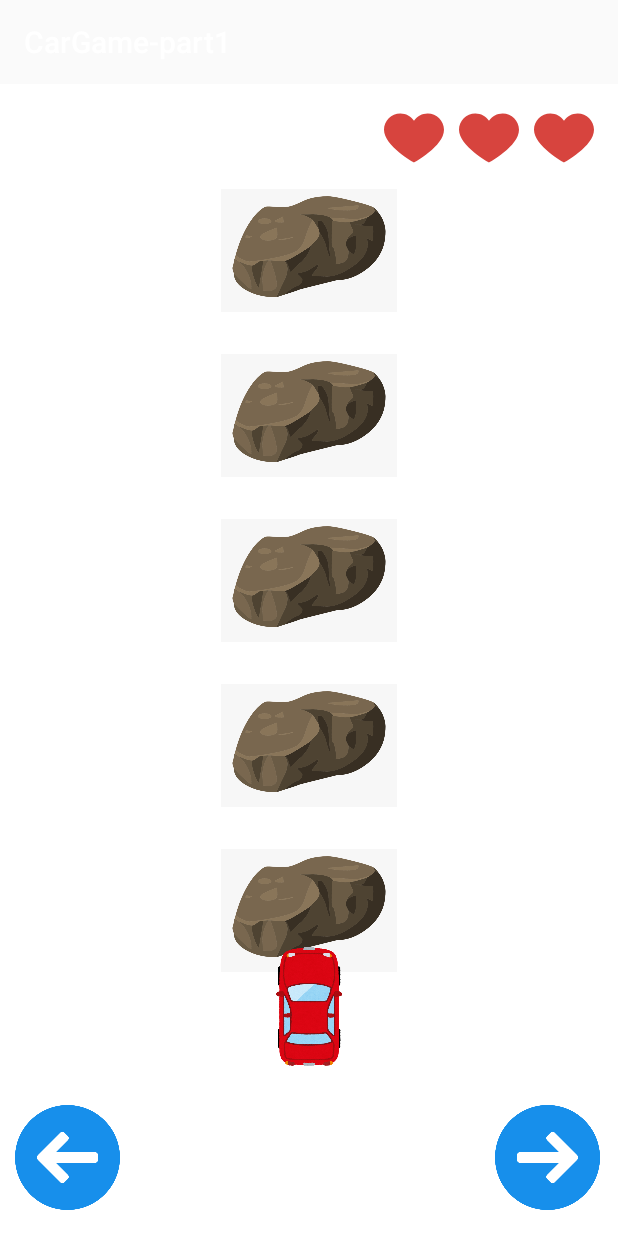
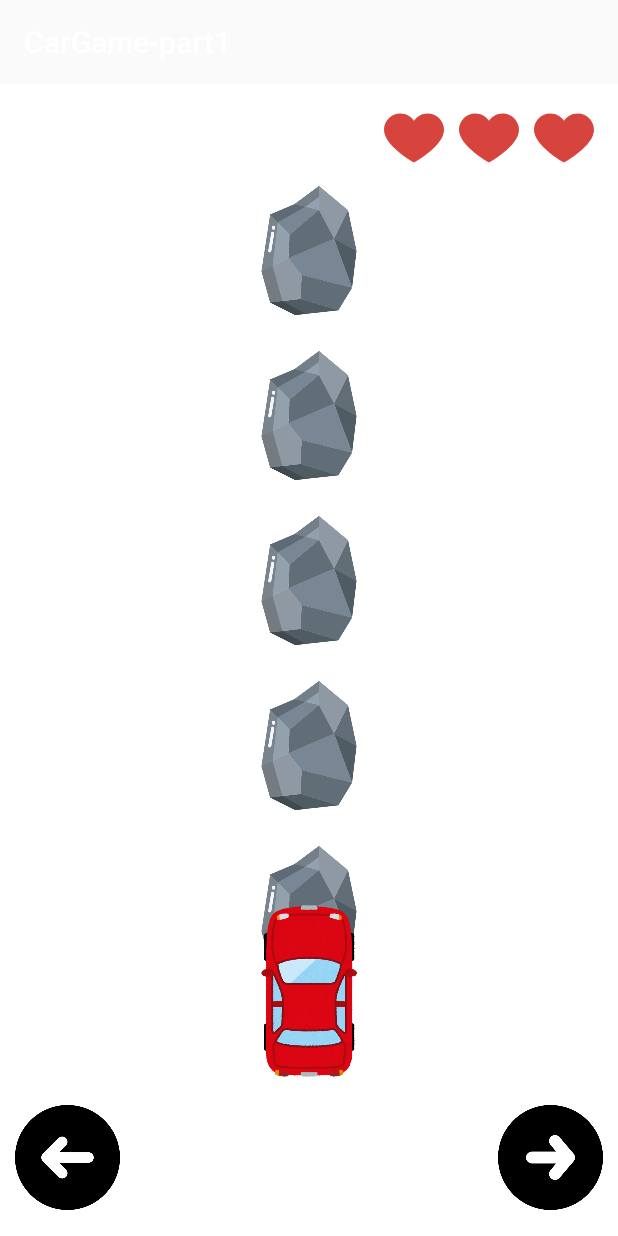
Before and after one commit to hadargreen1/CarGame-part1, an Android app: the screen it shows after launch (MainActivity), on a phone screen of 412 x 824 dp. Run offline under Robolectric (Android 15) with nearby library versions, the phone set to English and light mode, and no system bars.

Commit message:
3rd update

```diff
--- a/app/src/main/java/com/example/cargame_part1/MainActivity.java
+++ b/app/src/main/java/com/example/cargame_part1/MainActivity.java
@@ -5,7 +5,6 @@ import android.os.Bundle;
 import android.os.Handler;
 import android.os.VibrationEffect;
 import android.os.Vibrator;
-import android.util.Log;
 import android.view.View;
 import android.widget.ImageButton;
 import android.widget.Toast;
@@ -14,15 +13,9 @@ import androidx.appcompat.app.AppCompatActivity;
 
 import com.google.android.material.imageview.ShapeableImageView;
 
-import java.util.Random;
-
 public class MainActivity extends AppCompatActivity {
 
-    private static final String TAG = "MainActivity";
-
-    private ShapeableImageView[][] gameMat;
     private ImageButton[] movementButtonGlob; // buttons for right and left
-    private ShapeableImageView main_IMG_background;
     private ShapeableImageView[] main_IMG_hearts; // life in the game
     private ShapeableImageView[][] main_IMG_obstacles; // falling tests
     private ShapeableImageView[] main_IMG_student; // player images
@@ -31,33 +24,27 @@ public class MainActivity extends AppCompatActivity {
     private static final long vibrateTime = 1000;
     final Handler handler = new Handler();
 
-    private Random rm;
     GameManager gameManager;
-    private int[] testsIndex;
 
     @Override
     protected void onCreate(Bundle savedInstanceState) {
         super.onCreate(savedInstanceState);
         setContentView(R.layout.activity_main);
-        Log.d(TAG, "onCreate: Activity Created");
 
         findView();
         gameManager = new GameManager();
         playerMove();
         timer();
-        testsIndex = new int[gameManager.getROWS()];
     }
 
     private void findView() {
-        main_IMG_background = findViewById(R.id.board_IMG_background);
-        Log.d(TAG, "findView: Background ImageView found");
+        findViewById(R.id.board_IMG_background);
 
         // hearts
         main_IMG_hearts = new ShapeableImageView[]{
                 findViewById(R.id.main_IMG_heart1),
                 findViewById(R.id.main_IMG_heart2),
                 findViewById(R.id.main_IMG_heart3)};
-        Log.d(TAG, "findView: Heart ImageViews found");
 
         // the falling tests
         main_IMG_obstacles = new ShapeableImageView[][]{
@@ -81,20 +68,17 @@ public class MainActivity extends AppCompatActivity {
                         findViewById(R.id.main_IMG_test2),
                         findViewById(R.id.main_IMG_test3)}
         };
-        Log.d(TAG, "findView: Obstacle ImageViews found");
 
         // buttons
         movementButtonGlob = new ImageButton[]{
                 findViewById(R.id.main_FBTN_left),
                 findViewById(R.id.main_FBTN_right)};
-        Log.d(TAG, "findView: Movement buttons found");
 
         // student image
         main_IMG_student = new ShapeableImageView[]{
                 findViewById(R.id.car_1st_lane),
                 findViewById(R.id.car_2nd_lane),
                 findViewById(R.id.car_3rd_lane)};
-        Log.d(TAG, "findView: car ImageViews found");
     }
 
     Runnable rna = new Runnable() {
@@ -106,10 +90,8 @@ public class MainActivity extends AppCompatActivity {
 
     // refreshes
     private void refreshUI() {
-        Log.d(TAG, "refreshUI: UI refresh started");
         gameManager.refresh();
         if (gameManager.hit) {
-            Log.d(TAG, "refreshUI: Player got hit");
             heartsStatus();
             vibrate();
             Toast.makeText(this, "You got hit!", Toast.LENGTH_SHORT).show();
@@ -119,7 +101,6 @@ public class MainActivity extends AppCompatActivity {
     }
 
     private void refreshObstacle() {
-        Log.d(TAG, "refreshObstacle: Refreshing obstacles");
         for (int i = 0; i < gameManager.getROWS(); i++) {
             for (int j = 0; j < gameManager.getCOLS(); j++) {
                 if (gameManager.activeGame(i, j))
@@ -138,13 +119,11 @@ public class MainActivity extends AppCompatActivity {
             else
                 main_IMG_hearts[i].setVisibility(View.INVISIBLE);
         }
-        Log.d(TAG, "heartsStatus: Hearts status updated");
     }
 
     public void playerMove() {
         // left move
         movementButtonGlob[0].setOnClickListener(view0 -> {
-            Log.d(TAG, "playerMove: Left button clicked");
             if (main_IMG_student[1].isShown()) {
                 main_IMG_student[0].setVisibility(View.VISIBLE);
                 main_IMG_student[1].setVisibility(View.INVISIBLE);
@@ -159,7 +138,6 @@ public class MainActivity extends AppCompatActivity {
         });
         // right move
         movementButtonGlob[1].setOnClickListener(view1 -> {
-            Log.d(TAG, "playerMove: Right button clicked");
             if (main_IMG_student[0].isShown()) {
                 main_IMG_student[0].setVisibility(View.INVISIBLE);
                 main_IMG_student[1].setVisibility(View.VISIBLE);
@@ -176,17 +154,10 @@ public class MainActivity extends AppCompatActivity {
 
     private void timer() {
         handler.postDelayed(rna, DELAY);
-        Log.d(TAG, "timer: Timer started");
-    }
-
-    private void timerStop() {
-        handler.removeCallbacks(rna);
-        Log.d(TAG, "timerStop: Timer stopped");
     }
 
     private void vibrate() {
         Vibrator v = (Vibrator) getSystemService(Context.VIBRATOR_SERVICE);
         v.vibrate(VibrationEffect.createOneShot(vibrateTime, VibrationEffect.DEFAULT_AMPLITUDE));
-        Log.d(TAG, "vibrate: Vibration triggered");
     }
 }
--- a/app/src/main/res/layout/activity_main.xml
+++ b/app/src/main/res/layout/activity_main.xml
@@ -1,4 +1,3 @@
-<?xml version="1.0" encoding="utf-8"?>
 <RelativeLayout xmlns:android="http://schemas.android.com/apk/res/android"
     xmlns:app="http://schemas.android.com/apk/res-auto"
     xmlns:tools="http://schemas.android.com/tools"
@@ -8,11 +7,10 @@
     tools:context="MainActivity">
 
     <com.google.android.material.imageview.ShapeableImageView
-       android:id="@+id/board_IMG_background"
+        android:id="@+id/board_IMG_background"
         android:layout_width="match_parent"
         android:layout_height="match_parent"
         android:scaleType="fitCenter" />
-
 
     <LinearLayout
         android:layout_width="match_parent"
@@ -23,7 +21,6 @@
         android:layout_marginTop="3dp"
         android:orientation="vertical"
         android:weightSum="6"/>
-
 
     <GridLayout
         android:id="@+id/game_layout"
@@ -44,7 +41,7 @@
             android:layout_columnWeight="1"
             android:layout_margin="10dp"
             android:visibility="invisible"
-            app:srcCompat="@drawable/boulder_obstacle" />
+            app:srcCompat="@drawable/stone" />
 
         <com.google.android.material.imageview.ShapeableImageView
             android:id="@+id/main_IMG_test2"
@@ -55,7 +52,7 @@
             android:layout_columnWeight="1"
             android:layout_margin="10dp"
             android:visibility="invisible"
-            app:srcCompat="@drawable/boulder_obstacle" />
+            app:srcCompat="@drawable/stone" />
 
         <com.google.android.material.imageview.ShapeableImageView
             android:id="@+id/main_IMG_test3"
@@ -66,7 +63,7 @@
             android:layout_columnWeight="1"
             android:layout_margin="10dp"
             android:visibility="invisible"
-            app:srcCompat="@drawable/boulder_obstacle" />
+            app:srcCompat="@drawable/stone" />
 
         <com.google.android.material.imageview.ShapeableImageView
             android:id="@+id/main_IMG_test4"
@@ -77,7 +74,7 @@
             android:layout_columnWeight="1"
             android:layout_margin="10dp"
             android:visibility="invisible"
-            app:srcCompat="@drawable/boulder_obstacle" />
+            app:srcCompat="@drawable/stone" />
 
         <com.google.android.material.imageview.ShapeableImageView
             android:id="@+id/main_IMG_test5"
@@ -88,7 +85,7 @@
             android:layout_columnWeight="1"
             android:layout_margin="10dp"
             android:visibility="invisible"
-            app:srcCompat="@drawable/boulder_obstacle" />
+            app:srcCompat="@drawable/stone" />
 
         <com.google.android.material.imageview.ShapeableImageView
             android:id="@+id/main_IMG_test6"
@@ -99,7 +96,7 @@
             android:layout_columnWeight="1"
             android:layout_margin="10dp"
             android:visibility="invisible"
-            app:srcCompat="@drawable/boulder_obstacle" />
+            app:srcCompat="@drawable/stone" />
 
         <com.google.android.material.imageview.ShapeableImageView
             android:id="@+id/main_IMG_test7"
@@ -110,7 +107,7 @@
             android:layout_columnWeight="1"
             android:layout_margin="10dp"
             android:visibility="invisible"
-            app:srcCompat="@drawable/boulder_obstacle" />
+            app:srcCompat="@drawable/stone" />
 
         <com.google.android.material.imageview.ShapeableImageView
             android:id="@+id/main_IMG_test8"
@@ -121,7 +118,7 @@
             android:layout_columnWeight="1"
             android:layout_margin="10dp"
             android:visibility="invisible"
-            app:srcCompat="@drawable/boulder_obstacle" />
+            app:srcCompat="@drawable/stone" />
 
         <com.google.android.material.imageview.ShapeableImageView
             android:id="@+id/main_IMG_test9"
@@ -132,7 +129,7 @@
             android:layout_columnWeight="1"
             android:layout_margin="10dp"
             android:visibility="invisible"
-            app:srcCompat="@drawable/boulder_obstacle" />
+            app:srcCompat="@drawable/stone" />
 
         <com.google.android.material.imageview.ShapeableImageView
             android:id="@+id/main_IMG_test10"
@@ -143,7 +140,7 @@
             android:layout_columnWeight="1"
             android:layout_margin="10dp"
             android:visibility="invisible"
-            app:srcCompat="@drawable/boulder_obstacle" />
+            app:srcCompat="@drawable/stone" />
 
         <com.google.android.material.imageview.ShapeableImageView
             android:id="@+id/main_IMG_test11"
@@ -154,7 +151,7 @@
             android:layout_columnWeight="1"
             android:layout_margin="10dp"
             android:visibility="invisible"
-            app:srcCompat="@drawable/boulder_obstacle" />
+            app:srcCompat="@drawable/stone" />
 
         <com.google.android.material.imageview.ShapeableImageView
             android:id="@+id/main_IMG_test12"
@@ -165,7 +162,7 @@
             android:layout_columnWeight="1"
             android:layout_margin="10dp"
             android:visibility="invisible"
-            app:srcCompat="@drawable/boulder_obstacle" />
+            app:srcCompat="@drawable/stone" />
 
         <com.google.android.material.imageview.ShapeableImageView
             android:id="@+id/main_IMG_test13"
@@ -176,7 +173,7 @@
             android:layout_columnWeight="1"
             android:layout_margin="10dp"
             android:visibility="invisible"
-            app:srcCompat="@drawable/boulder_obstacle" />
+            app:srcCompat="@drawable/stone" />
 
         <com.google.android.material.imageview.ShapeableImageView
             android:id="@+id/main_IMG_test14"
@@ -187,7 +184,7 @@
             android:layout_columnWeight="1"
             android:layout_margin="10dp"
             android:visibility="invisible"
-            app:srcCompat="@drawable/boulder_obstacle" />
+            app:srcCompat="@drawable/stone" />
 
         <com.google.android.material.imageview.ShapeableImageView
             android:id="@+id/main_IMG_test15"
@@ -198,21 +195,21 @@
             android:layout_columnWeight="1"
             android:layout_margin="10dp"
             android:visibility="invisible"
-            app:srcCompat="@drawable/boulder_obstacle" />
+            app:srcCompat="@drawable/stone" />
     </GridLayout>
 
     <LinearLayout
         android:id="@+id/student_layout"
         android:layout_width="match_parent"
-        android:layout_height="120dp"
+        android:layout_height="150dp"
         android:layout_above="@+id/btm_Layout"
         android:layout_marginHorizontal="10dp"
         android:orientation="horizontal">
 
         <com.google.android.material.imageview.ShapeableImageView
             android:id="@+id/car_1st_lane"
-            android:layout_width="90dp"
-            android:layout_height="90dp"
+            android:layout_width="150dp"
+            android:layout_height="130dp"
             android:layout_margin="10dp"
             android:layout_weight="1"
             android:visibility="invisible"
@@ -220,22 +217,21 @@
 
         <com.google.android.material.imageview.ShapeableImageView
             android:id="@+id/car_2nd_lane"
-            android:layout_width="90dp"
-            android:layout_height="90dp"
+            android:layout_width="150dp"
+            android:layout_height="130dp"
             android:layout_margin="10dp"
             android:layout_weight="1"
             app:srcCompat="@drawable/car" />
 
         <com.google.android.material.imageview.ShapeableImageView
             android:id="@+id/car_3rd_lane"
-            android:layout_width="90dp"
-            android:layout_height="90dp"
+            android:layout_width="150dp"
+            android:layout_height="130dp"
             android:layout_margin="10dp"
             android:layout_weight="1"
             android:visibility="invisible"
             app:srcCompat="@drawable/car" />
     </LinearLayout>
-
 
     <androidx.appcompat.widget.LinearLayoutCompat
         android:id="@+id/btm_Layout"
@@ -244,10 +240,7 @@
         android:layout_alignParentBottom="true"
         android:layout_centerInParent="true"
         android:layout_marginHorizontal="10dp"
-        android:layout_alignParentEnd="true"
-        android:layout_alignParentStart="true"
         android:layout_marginBottom="17dp">
-
 
         <ImageButton
             android:id="@+id/main_FBTN_left"
@@ -255,11 +248,13 @@
             android:layout_height="70dp"
             android:background="@drawable/left_img_arrow"
             android:scaleType="centerCrop"
-            android:contentDescription="@string/left_arrow_desc" />
+            android:contentDescription="@string/left_arrow_desc"
+            android:layout_alignParentStart="true" />
 
         <View
-            android:layout_width="250dp"
-            android:layout_height="0dp" />
+            android:layout_width="0dp"
+            android:layout_height="0dp"
+            android:layout_weight="1" />
 
         <ImageButton
             android:id="@+id/main_FBTN_right"
@@ -267,9 +262,8 @@
             android:layout_height="70dp"
             android:background="@drawable/right_img_arrow"
             android:scaleType="centerCrop"
-            android:contentDescription="@string/right_arrow_desc">
-
-        </ImageButton>
+            android:contentDescription="@string/right_arrow_desc"
+            android:layout_alignParentEnd="true" />
     </androidx.appcompat.widget.LinearLayoutCompat>
 
     <androidx.appcompat.widget.LinearLayoutCompat
@@ -308,5 +302,4 @@
             app:srcCompat="@drawable/heart" />
     </androidx.appcompat.widget.LinearLayoutCompat>
 
-
 </RelativeLayout>
--- a/app/src/main/res/values/colors.xml
+++ b/app/src/main/res/values/colors.xml
@@ -7,4 +7,5 @@
     <color name="teal_700">#FF018786</color>
     <color name="black">#FF000000</color>
     <color name="white">#FFFFFFFF</color>
+    <color name="grey">#4B4646</color>
 </resources>
```
Also changed, not shown: app/src/main/res/drawable/left_img_arrow.png, app/src/main/res/drawable/right_img_arrow.png, app/src/main/res/drawable/stone.png (added).
